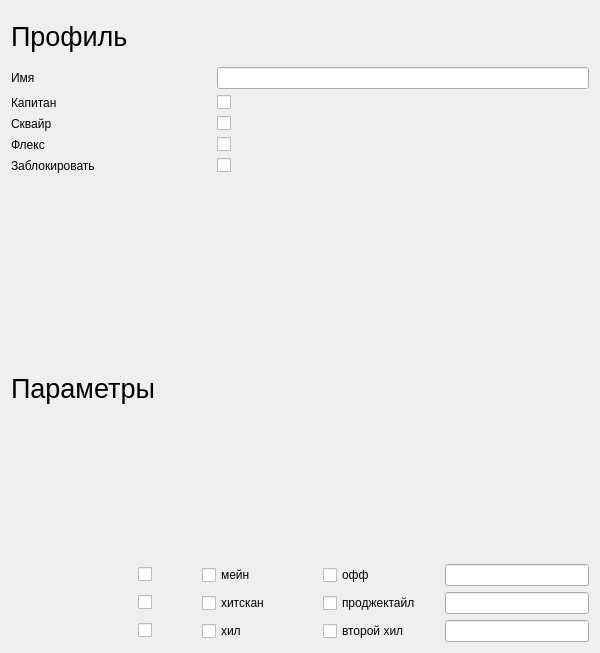
Above: Overwatch 2 Ballancer/EditProfileDialog.ui from LeeDoor/overwactch-ballancer before the change. Below: the same form after it.
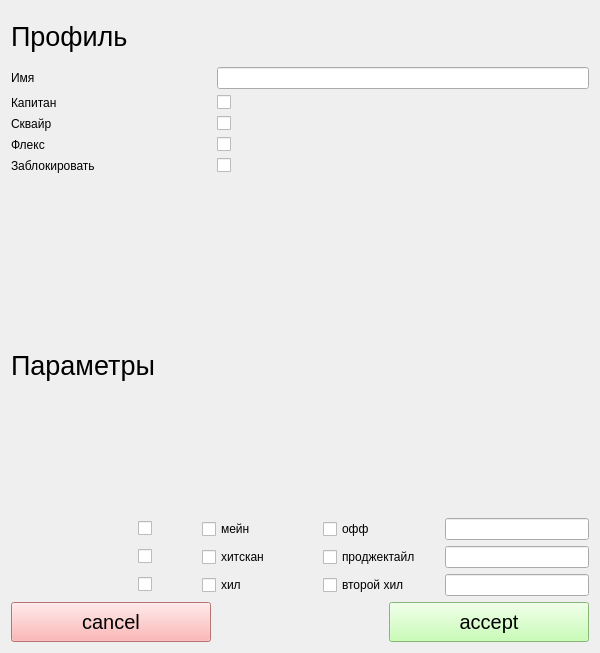
That is the form after the change.

Commit message: add player button

The edit to the form file:
```diff
--- a/Overwatch 2 Ballancer/EditProfileDialog.ui
+++ b/Overwatch 2 Ballancer/EditProfileDialog.ui
@@ -13,7 +13,7 @@
   <property name="windowTitle">
    <string>EditProfileDialog</string>
   </property>
-  <layout class="QVBoxLayout" name="verticalLayout_2" stretch="3,0,2">
+  <layout class="QVBoxLayout" name="verticalLayout_2" stretch="3,0,2,0">
    <item>
     <layout class="QGridLayout" name="gridLayout_3" columnminimumwidth="200,0">
      <item row="2" column="0">
@@ -277,6 +277,68 @@
      </item>
     </layout>
    </item>
+   <item>
+    <layout class="QHBoxLayout" name="horizontalLayout">
+     <item>
+      <widget class="QPushButton" name="cancelButton">
+       <property name="minimumSize">
+        <size>
+         <width>200</width>
+         <height>40</height>
+        </size>
+       </property>
+       <property name="font">
+        <font>
+         <pointsize>15</pointsize>
+        </font>
+       </property>
+       <property name="autoFillBackground">
+        <bool>false</bool>
+       </property>
+       <property name="styleSheet">
+        <string notr="true">background-color: rgb(255, 161, 161);</string>
+       </property>
+       <property name="text">
+        <string>cancel</string>
+       </property>
+      </widget>
+     </item>
+     <item>
+      <spacer name="horizontalSpacer">
+       <property name="orientation">
+        <enum>Qt::Horizontal</enum>
+       </property>
+       <property name="sizeHint" stdset="0">
+        <size>
+         <width>40</width>
+         <height>20</height>
+        </size>
+       </property>
+      </spacer>
+     </item>
+     <item>
+      <widget class="QPushButton" name="acceptButton">
+       <property name="minimumSize">
+        <size>
+         <width>200</width>
+         <height>40</height>
+        </size>
+       </property>
+       <property name="font">
+        <font>
+         <pointsize>15</pointsize>
+        </font>
+       </property>
+       <property name="styleSheet">
+        <string notr="true">background-color: rgb(186, 255, 161);</string>
+       </property>
+       <property name="text">
+        <string>accept</string>
+       </property>
+      </widget>
+     </item>
+    </layout>
+   </item>
   </layout>
  </widget>
  <layoutdefault spacing="6" margin="11"/>
```
Left out of the diff: 3 changed lines with no effect on the pictures. The commit also changes 12 other files.
